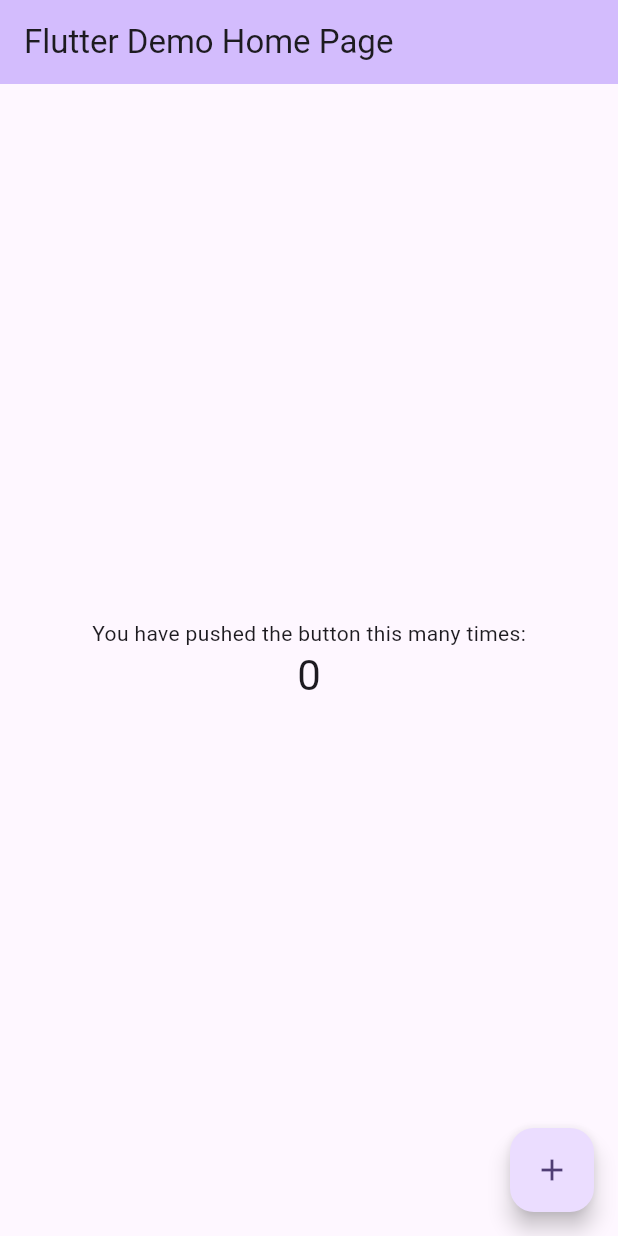
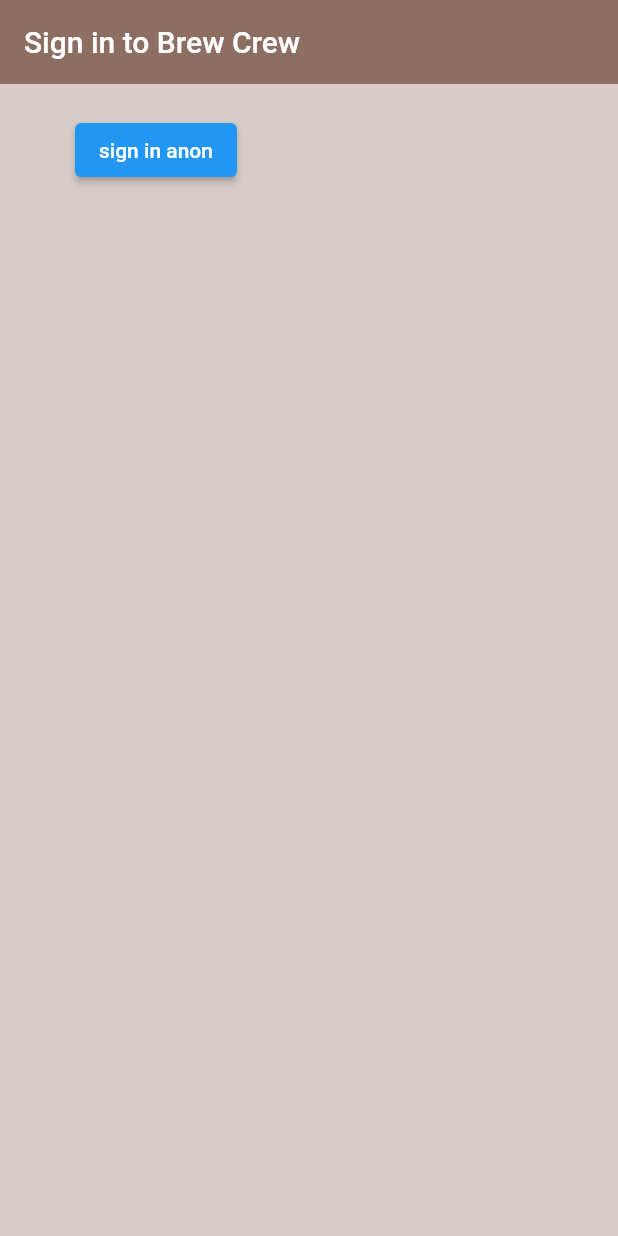
Before and after one commit to anapimolodec/flutter-firebase, a Flutter app: the screen it shows after launch, on a phone screen of 412 x 824 dp. Run offline on Flutter 3.47's test engine with Material 2 defaults, Android fonts, the phone set to English and light mode, and no system bars; our stand-ins replace firebase_auth, firebase_core; accounts and stored records are empty.

```diff
--- a/lib/main.dart
+++ b/lib/main.dart
@@ -1,7 +1,14 @@
+import 'package:firebase_core/firebase_core.dart';
 import 'package:flutter/material.dart';
+import 'package:ff/screens/wrapper.dart';
+import 'firebase_options.dart';
 
-void main() {
-  runApp(const MyApp());
+void main() async {
+  WidgetsFlutterBinding.ensureInitialized();
+  await Firebase.initializeApp(
+    options: DefaultFirebaseOptions.currentPlatform,
+  );
+  runApp(MyApp());
 }
 
 class MyApp extends StatelessWidget {
@@ -10,116 +17,8 @@ class MyApp extends StatelessWidget {
   // This widget is the root of your application.
   @override
   Widget build(BuildContext context) {
-    return MaterialApp(
-      title: 'Flutter Demo',
-      theme: ThemeData(
-        // This is the theme of your application.
-        //
-        // TRY THIS: Try running your application with "flutter run". You'll see
-        // the application has a blue toolbar. Then, without quitting the app,
-        // try changing the seedColor in the colorScheme below to Colors.green
-        // and then invoke "hot reload" (save your changes or press the "hot
-        // reload" button in a Flutter-supported IDE, or press "r" if you used
-        // the command line to start the app).
-        //
-        // Notice that the counter didn't reset back to zero; the application
-        // state is not lost during the reload. To reset the state, use hot
-        // restart instead.
-        //
-        // This works for code too, not just values: Most code changes can be
-        // tested with just a hot reload.
-        colorScheme: ColorScheme.fromSeed(seedColor: Colors.deepPurple),
-        useMaterial3: true,
-      ),
-      home: const MyHomePage(title: 'Flutter Demo Home Page'),
+    return const MaterialApp(
+      home: Wrapper(),
     );
   }
 }
-
-class MyHomePage extends StatefulWidget {
-  const MyHomePage({super.key, required this.title});
-
-  // This widget is the home page of your application. It is stateful, meaning
-  // that it has a State object (defined below) that contains fields that affect
-  // how it looks.
-
-  // This class is the configuration for the state. It holds the values (in this
-  // case the title) provided by the parent (in this case the App widget) and
-  // used by the build method of the State. Fields in a Widget subclass are
-  // always marked "final".
-
-  final String title;
-
-  @override
-  State<MyHomePage> createState() => _MyHomePageState();
-}
-
-class _MyHomePageState extends State<MyHomePage> {
-  int _counter = 0;
-
-  void _incrementCounter() {
-    setState(() {
-      // This call to setState tells the Flutter framework that something has
-      // changed in this State, which causes it to rerun the build method below
-      // so that the display can reflect the updated values. If we changed
-      // _counter without calling setState(), then the build method would not be
-      // called again, and so nothing would appear to happen.
-      _counter++;
-    });
-  }
-
-  @override
-  Widget build(BuildContext context) {
-    // This method is rerun every time setState is called, for instance as done
-    // by the _incrementCounter method above.
-    //
-    // The Flutter framework has been optimized to make rerunning build methods
-    // fast, so that you can just rebuild anything that needs updating rather
-    // than having to individually change instances of widgets.
-    return Scaffold(
-      appBar: AppBar(
-        // TRY THIS: Try changing the color here to a specific color (to
-        // Colors.amber, perhaps?) and trigger a hot reload to see the AppBar
-        // change color while the other colors stay the same.
-        backgroundColor: Theme.of(context).colorScheme.inversePrimary,
-        // Here we take the value from the MyHomePage object that was created by
-        // the App.build method, and use it to set our appbar title.
-        title: Text(widget.title),
-      ),
-      body: Center(
-        // Center is a layout widget. It takes a single child and positions it
-        // in the middle of the parent.
-        child: Column(
-          // Column is also a layout widget. It takes a list of children and
-          // arranges them vertically. By default, it sizes itself to fit its
-          // children horizontally, and tries to be as tall as its parent.
-          //
-          // Column has various properties to control how it sizes itself and
-          // how it positions its children. Here we use mainAxisAlignment to
-          // center the children vertically; the main axis here is the vertical
-          // axis because Columns are vertical (the cross axis would be
-          // horizontal).
-          //
-          // TRY THIS: Invoke "debug painting" (choose the "Toggle Debug Paint"
-          // action in the IDE, or press "p" in the console), to see the
-          // wireframe for each widget.
-          mainAxisAlignment: MainAxisAlignment.center,
-          children: <Widget>[
-            const Text(
-              'You have pushed the button this many times:',
-            ),
-            Text(
-              '$_counter',
-              style: Theme.of(context).textTheme.headlineMedium,
-            ),
-          ],
-        ),
-      ),
-      floatingActionButton: FloatingActionButton(
-        onPressed: _incrementCounter,
-        tooltip: 'Increment',
-        child: const Icon(Icons.add),
-      ), // This trailing comma makes auto-formatting nicer for build methods.
-    );
-  }
-}
--- /dev/null
+++ b/lib/screens/authenticate/authenticate.dart
@@ -0,0 +1,16 @@
+import 'package:ff/screens/authenticate/sign_in.dart';
+import 'package:flutter/material.dart';
+
+class Authenticate extends StatefulWidget {
+  @override
+  _AuthenticateState createState() => _AuthenticateState();
+}
+
+class _AuthenticateState extends State<Authenticate> {
+  @override
+  Widget build(BuildContext context) {
+    return Container(
+      child: SignIn(),
+    );
+  }
+}
--- /dev/null
+++ b/lib/screens/authenticate/sign_in.dart
@@ -0,0 +1,38 @@
+import 'package:ff/services/auth.dart';
+import 'package:flutter/material.dart';
+
+class SignIn extends StatefulWidget {
+  @override
+  _SignInState createState() => _SignInState();
+}
+
+class _SignInState extends State<SignIn> {
+  final AuthService _auth = AuthService();
+
+  @override
+  Widget build(BuildContext context) {
+    return Scaffold(
+      backgroundColor: Colors.brown[100],
+      appBar: AppBar(
+        backgroundColor: Colors.brown[400],
+        elevation: 0.0,
+        title: Text('Sign in to Brew Crew'),
+      ),
+      body: Container(
+        padding: EdgeInsets.symmetric(vertical: 20.0, horizontal: 50.0),
+        child: ElevatedButton(
+          child: Text('sign in anon'),
+          onPressed: () async {
+            dynamic result = await _auth.signInAnon();
+            if (result == null) {
+              print('error signing in');
+            } else {
+              print('signed in');
+              print(result);
+            }
+          },
+        ),
+      ),
+    );
+  }
+}
--- /dev/null
+++ b/lib/screens/wrapper.dart
@@ -0,0 +1,13 @@
+import 'package:ff/screens/authenticate/authenticate.dart';
+// import 'package:ff/screens/home/home.dart';
+import 'package:flutter/material.dart';
+
+class Wrapper extends StatelessWidget {
+  const Wrapper({super.key});
+
+  @override
+  Widget build(BuildContext context) {
+    // return either the Home or Authenticate widget
+    return Authenticate();
+  }
+}
--- a/pubspec.yaml
+++ b/pubspec.yaml
@@ -36,6 +36,7 @@ dependencies:
   # Use with the CupertinoIcons class for iOS style icons.
   cupertino_icons: ^1.0.2
   firebase_auth: ^4.10.1
+  firebase_core: ^2.17.0
 
 dev_dependencies:
   flutter_test:
```
Also changed, not shown: lib/screens/home/home.dart (added, +10 -0 lines), lib/services/auth.dart (added, +23 -0 lines), lib/firebase_options.dart (added), pubspec.lock, 8 other files.
